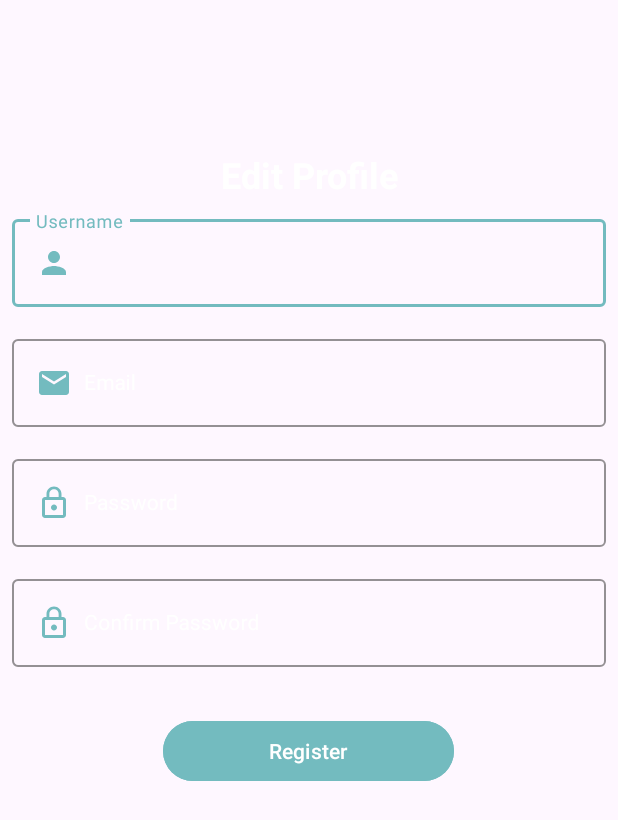
After one commit to BryanJ0904/cozy-focus, an Android app: the fragment EditProfileFragment shown on its own in the app's theme, on a phone screen of 412 x 824 dp. The commit adds this screen. Shown: the top 820 px of the screen. Run offline under Robolectric (Android 15) with nearby library versions, the light colour scheme and no system bars.

Commit message:
Update Profile Page

```diff
--- /dev/null
+++ b/app/src/main/java/com/example/cozyfocus/EditProfileFragment.kt
@@ -0,0 +1,59 @@
+package com.example.cozyfocus
+
+import android.os.Bundle
+import androidx.fragment.app.Fragment
+import android.view.LayoutInflater
+import android.view.View
+import android.view.ViewGroup
+
+// TODO: Rename parameter arguments, choose names that match
+// the fragment initialization parameters, e.g. ARG_ITEM_NUMBER
+private const val ARG_PARAM1 = "param1"
+private const val ARG_PARAM2 = "param2"
+
+/**
+ * A simple [Fragment] subclass.
+ * Use the [EditProfileFragment.newInstance] factory method to
+ * create an instance of this fragment.
+ */
+class EditProfileFragment : Fragment() {
+    // TODO: Rename and change types of parameters
+    private var param1: String? = null
+    private var param2: String? = null
+
+    override fun onCreate(savedInstanceState: Bundle?) {
+        super.onCreate(savedInstanceState)
+        arguments?.let {
+            param1 = it.getString(ARG_PARAM1)
+            param2 = it.getString(ARG_PARAM2)
+        }
+    }
+
+    override fun onCreateView(
+        inflater: LayoutInflater, container: ViewGroup?,
+        savedInstanceState: Bundle?
+    ): View? {
+        // Inflate the layout for this fragment
+        return inflater.inflate(R.layout.fragment_edit_profile, container, false)
+    }
+
+    companion object {
+        /**
+         * Use this factory method to create a new instance of
+         * this fragment using the provided parameters.
+         *
+         * @param param1 Parameter 1.
+         * @param param2 Parameter 2.
+         * @return A new instance of fragment EditProfileFragment.
+         */
+        // TODO: Rename and change types and number of parameters
+        @JvmStatic
+        fun newInstance(param1: String, param2: String) =
+            EditProfileFragment().apply {
+                arguments = Bundle().apply {
+                    putString(ARG_PARAM1, param1)
+                    putString(ARG_PARAM2, param2)
+                }
+            }
+    }
+}
--- a/app/src/main/java/com/example/cozyfocus/FourthFragment.kt
+++ b/app/src/main/java/com/example/cozyfocus/FourthFragment.kt
@@ -4,6 +4,7 @@ import android.os.Bundle
 import android.view.LayoutInflater
 import android.view.View
 import android.view.ViewGroup
+import android.widget.TextView
 import androidx.fragment.app.Fragment
 import com.google.firebase.auth.FirebaseAuth
 
--- a/app/src/main/java/com/example/cozyfocus/adapter/TaskAdapter.kt
+++ b/app/src/main/java/com/example/cozyfocus/adapter/TaskAdapter.kt
@@ -30,7 +30,7 @@ class TaskAdapter(
         private val editTask: ImageView = itemView.findViewById(R.id.editTask)
         private val startTask: ImageView = itemView.findViewById(R.id.startTask)
 
-        fun bind(task: Task, onEditClick: (Task) -> Unit, onDeleteClick: (Task) -> Unit) {
+        fun bind(task: Task, onEditClick: (Task) -> Unit, onDeleteClick: (Task) -> Unit, onStartTask: (Task) -> Unit) {
             taskCheckbox.isChecked = task.status == TaskStatus.DONE.ordinal
             taskDate.text = formatDate(task.date)
             taskTitle.text = task.title
@@ -42,7 +42,7 @@ class TaskAdapter(
 
 
             editTask.setOnClickListener { onEditClick(task) }
-            startTask.setOnClickListener(null)
+            startTask.setOnClickListener { onStartTask(task) }
         }
 
         private fun formatDate(date: Timestamp): String {
@@ -58,7 +58,7 @@ class TaskAdapter(
     }
 
     override fun onBindViewHolder(holder: TaskViewHolder, position: Int) {
-        holder.bind(tasks[position], onEditClick, onDeleteClick)
+        holder.bind(tasks[position], onEditClick, onDeleteClick, onStartTask)
     }
 
     override fun getItemCount(): Int = tasks.size
--- /dev/null
+++ b/app/src/main/res/layout/fragment_edit_profile.xml
@@ -0,0 +1,140 @@
+<?xml version="1.0" encoding="utf-8"?>
+<LinearLayout
+    xmlns:android="http://schemas.android.com/apk/res/android"
+    xmlns:app="http://schemas.android.com/apk/res-auto"
+    xmlns:tools="http://schemas.android.com/tools"
+    android:layout_width="match_parent"
+    android:layout_height="match_parent"
+    android:orientation="vertical"
+    android:paddingTop="100dp"
+    tools:context=".EditProfileFragment">
+
+    <TextView
+        android:id="@+id/edit_profile"
+        style="@style/title_text"
+        android:layout_width="match_parent"
+        android:layout_height="wrap_content"
+        android:gravity="center"
+        android:text="@string/edit_profile" />
+
+    <com.google.android.material.textfield.TextInputLayout
+        android:id="@+id/nama_input_wrapper"
+        style="@style/text_input"
+        android:layout_width="match_parent"
+        android:layout_height="wrap_content"
+        android:hint="Username"
+        android:textColorHint="@color/white"
+        app:boxStrokeColor="@color/stroke_primary"
+        app:hintTextColor="@color/stroke_primary">
+
+        <com.google.android.material.textfield.TextInputEditText
+            android:id="@+id/nama_input_field"
+            style="@style/desc_text"
+            android:layout_width="match_parent"
+            android:layout_height="wrap_content"
+            android:drawableStart="@drawable/user"
+            android:drawablePadding="8dp"
+            android:inputType="text" />
+    </com.google.android.material.textfield.TextInputLayout>
+
+    <com.google.android.material.textfield.TextInputLayout
+        android:id="@+id/email_input_wraper"
+        style="@style/text_input"
+        android:layout_width="match_parent"
+        android:layout_height="wrap_content"
+        android:hint="Email"
+        android:textColorHint="@color/white"
+        app:boxStrokeColor="@color/stroke_primary"
+        app:hintTextColor="@color/stroke_primary">
+
+        <com.google.android.material.textfield.TextInputEditText
+            android:id="@+id/email_input_field"
+            style="@style/desc_text"
+            android:layout_width="match_parent"
+            android:layout_height="wrap_content"
+            android:drawableStart="@drawable/email"
+            android:drawablePadding="8dp"
+            android:inputType="text" />
+    </com.google.android.material.textfield.TextInputLayout>
+
+    <com.google.android.material.textfield.TextInputLayout
+        android:id="@+id/password_input_wraper"
+        style="@style/text_input"
+        android:layout_width="match_parent"
+        android:layout_height="wrap_content"
+        android:hint="Password"
+        android:textColorHint="@color/white"
+        app:boxStrokeColor="@color/stroke_primary"
+        app:hintTextColor="@color/stroke_primary">
+
+        <com.google.android.material.textfield.TextInputEditText
+            android:id="@+id/password_input_field"
+            style="@style/desc_text"
+            android:layout_width="match_parent"
+            android:layout_height="wrap_content"
+            android:drawableStart="@drawable/password"
+            android:drawablePadding="8dp"
+            android:inputType="text" />
+    </com.google.android.material.textfield.TextInputLayout>
+
+    <com.google.android.material.textfield.TextInputLayout
+        android:id="@+id/confirm_password_input_wraper"
+        style="@style/text_input"
+        android:layout_width="match_parent"
+        android:layout_height="wrap_content"
+        android:hint="Confirm Password"
+        android:textColorHint="@color/white"
+        app:boxStrokeColor="@color/stroke_primary"
+        app:hintTextColor="@color/stroke_primary">
+
+        <com.google.android.material.textfield.TextInputEditText
+            android:id="@+id/confirm_password_input_field"
+            style="@style/desc_text"
+            android:layout_width="match_parent"
+            android:layout_height="wrap_content"
+            android:drawableStart="@drawable/password"
+            android:drawablePadding="8dp"
+            android:inputType="text" />
+    </com.google.android.material.textfield.TextInputLayout>
+
+    <LinearLayout
+        android:layout_width="match_parent"
+        android:layout_height="wrap_content"
+        android:layout_marginTop="16dp"
+        android:gravity="center"
+        android:orientation="vertical">
+
+        <Button
+            android:id="@+id/submit_button"
+            style="@style/button"
+            android:layout_width="194dp"
+            android:layout_height="wrap_content"
+            android:text="@string/regist_button" />
+
+        <LinearLayout
+            android:layout_width="match_parent"
+            android:layout_height="wrap_content"
+            android:gravity="center"
+            android:orientation="horizontal">
+
+            <TextView
+                android:id="@+id/instruction_text"
+                style="@style/desc_text"
+                android:layout_width="wrap_content"
+                android:layout_height="40dp"
+                android:gravity="center"
+                android:text="Already have account? " />
+
+            <TextView
+                android:id="@+id/login_button"
+                style="@style/clickable_text"
+                android:layout_width="wrap_content"
+                android:layout_height="40dp"
+                android:clickable="true"
+                android:focusable="true"
+                android:gravity="center"
+                android:text="Login"
+                android:textStyle="bold" /> <!-- Change color as needed -->
+        </LinearLayout>
+    </LinearLayout>
+</LinearLayout>
--- a/app/src/main/res/values/strings.xml
+++ b/app/src/main/res/values/strings.xml
@@ -11,5 +11,10 @@
     <string name="regist_button">Register</string>
     <string name="login_button">Login</string>
     <string name="logout_button">Log Out</string>
+    <string name="edit_profile">Edit Profile</string>
     <string name="submit_button">SUBMIT</string>
+    <string name="shabrina">Shabrina Firmansyah (00000076396)</string>
+    <string name="angel">Gisselle Angelina Tanuwidjaja (00000075514)</string>
+    <string name="alice">Alice Marybeth (00000077329)</string>
+    <string name="bryan">Bryan Jonathan (00000067594)</string>
 </resources>
```
Also changed, not shown: app/src/main/java/com/example/cozyfocus/ProfileFragment.kt (+24 -0 lines), app/src/main/java/com/example/cozyfocus/SecondFragment.kt (+13 -2 lines), app/src/main/res/layout/credit.xml (added, +32 -0 lines), app/src/main/res/layout/fragment_profile.xml (+20 -3 lines).
